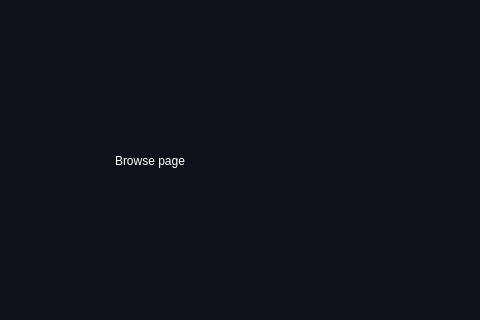
The window that mainwindow.ui (Deatrax/codenheimer) describes before a commit, drawn with Qt 5; both pictures show x 223 to 703 and y 149 to 469 of the 1041 by 686 pixel window.
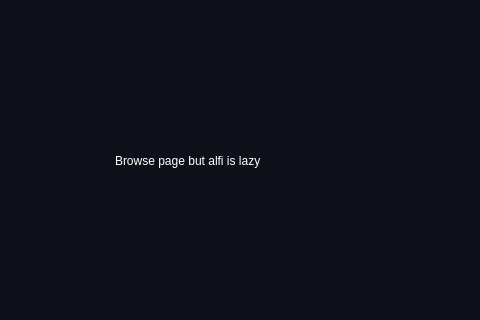
The same window after the commit. The open tabs and pages were chosen to show the change. Icons and pictures are not drawn.

What changed in the file:
```diff
--- a/mainwindow.ui
+++ b/mainwindow.ui
@@ -977,7 +977,7 @@
                 </rect>
                </property>
                <property name="text">
-                <string>Browse page</string>
+                <string>Browse page but alfi is lazy</string>
                </property>
               </widget>
              </widget>
```
Left out of the diff: 2 changed lines with no effect on the pictures.
